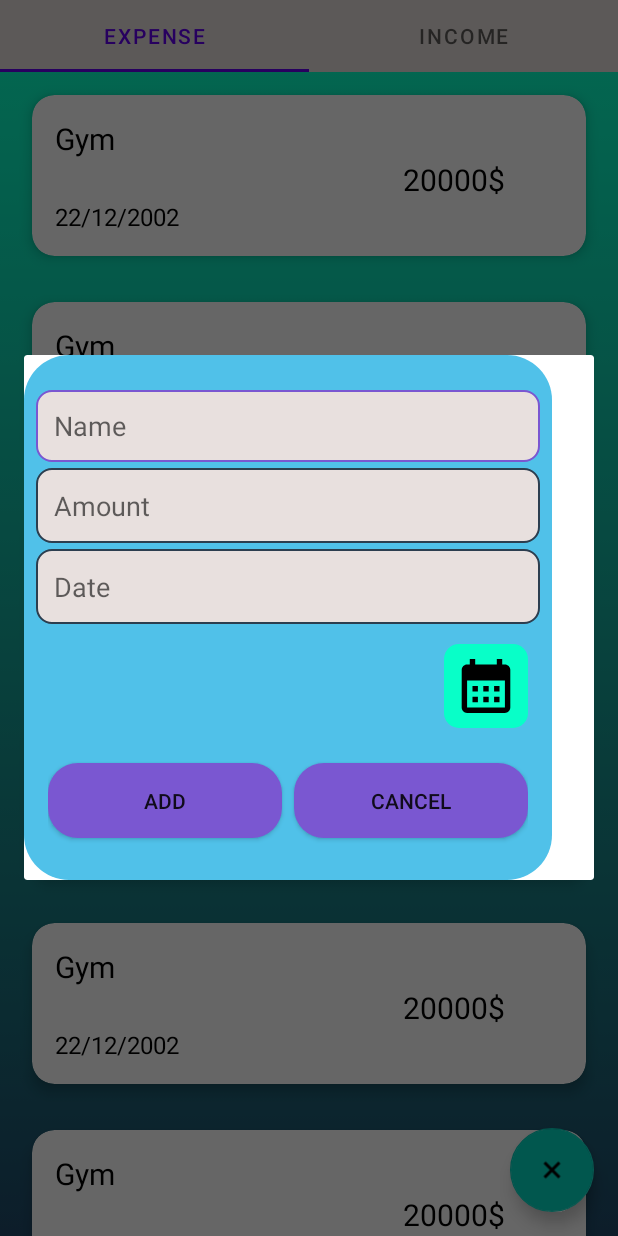
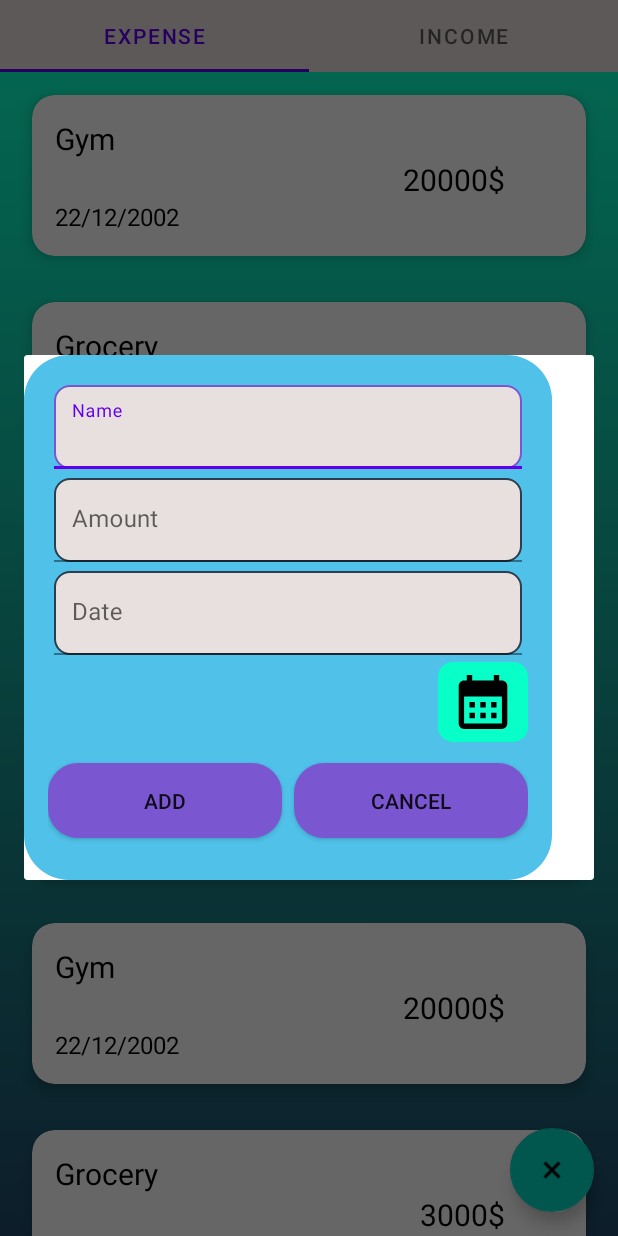
Before and after one commit to qTronor/My_money_moment, an Android app: the screen it shows after launch (MainActivity), after a tap on "AddNewExpFloatBtn", on a phone screen of 412 x 824 dp. Run offline under Robolectric (Android 15) with nearby library versions, the phone set to English and light mode, and no system bars; our stand-ins replace Room's generated code.

Commit message:
Starting with DB

```diff
--- a/app/build.gradle
+++ b/app/build.gradle
@@ -31,6 +31,7 @@ android {
     }
 }
 
+
 dependencies {
 
     implementation 'androidx.appcompat:appcompat:1.6.1'
@@ -41,4 +42,9 @@ dependencies {
     testImplementation 'junit:junit:4.13.2'
     androidTestImplementation 'androidx.test.ext:junit:1.1.5'
     androidTestImplementation 'androidx.test.espresso:espresso-core:3.5.1'
+
+    implementation "androidx.room:room-runtime:2.5.1"
+    annotationProcessor "androidx.room:room-compiler:2.5.1"
+    implementation "androidx.lifecycle:lifecycle-extensions:2.2.0"
+    annotationProcessor "androidx.lifecycle:lifecycle-compiler:2.6.1"
 }
--- a/app/src/main/java/com/example/my_mone_moment/data/Constants.java
+++ b/app/src/main/java/com/example/my_mone_moment/data/Constants.java
@@ -9,33 +9,29 @@ public class Constants {
         ArrayList<Operation> opList
                 = new ArrayList<Operation>();
         Operation op1 = new Operation("Gym",
-                "20000", "22/12/2002");
+                20000, "22/12/2002", true);
         opList.add(op1);
 
         Operation op2 = new Operation("Grocery",
-                "3000", "22/12/2002");
-        opList.add(op1);
+                3000, "22/12/2002", true);
+        opList.add(op2);
+
         Operation op3 = new Operation("Gym",
-                "20000", "22/12/2002");
-        opList.add(op1);
+                20000, "22/12/2002", true);
+        opList.add(op3);
 
         Operation op4 = new Operation("Grocery",
-                "3000", "22/12/2002");
-        opList.add(op1);
+                3000, "22/12/2002", true);
+        opList.add(op4);
 
         Operation op5 = new Operation("Gym",
-                "20000", "22/12/2002");
-        opList.add(op1);
+                20000, "22/12/2002", true);
+        opList.add(op5);
 
         Operation op6 = new Operation("Grocery",
-                "3000", "22/12/2002");
+                3000, "22/12/2002", true);
+        opList.add(op6);
 
-        Operation op7 = new Operation("Gym",
-                "20000", "22/12/2002");
-        opList.add(op1);
-
-        Operation op8 = new Operation("Grocery",
-                "3000", "22/12/2002");
 
         return opList;
     }
--- a/app/src/main/java/com/example/my_mone_moment/data/Operation.java
+++ b/app/src/main/java/com/example/my_mone_moment/data/Operation.java
@@ -1,36 +1,40 @@
 package com.example.my_mone_moment.data;
+
+import androidx.room.Entity;
+import androidx.room.PrimaryKey;
 
 import java.io.Serializable;
 
+@Entity(tableName = "operation_table")
 public class Operation implements Serializable {
+    @PrimaryKey(autoGenerate = true)
     private String name;
-    private String value;
+    private int value;
     private String date;
 
-    private int iconResource;
+    private boolean expense;
 
-    public Operation(String name, String value, String date) {
+
+
+    public Operation(String name, int value, String date, boolean expense) {
         this.name = name;
         this.value = value;
         this.date = date;
+        this.expense = expense;
     }
 
     public String getName() {
         return name;
     }
 
-    public String getValue() {
+    public int getValue() {
         return value;
     }
 
     public String getDate() {
         return date;
     }
-    public int getIconResource() {
-        return iconResource;
-    }
-
-    public void setValue(String value) {
+    public void setValue(int value) {
         this.value = value;
     }
 
@@ -41,7 +45,11 @@ public class Operation implements Serializable {
     public void setName(String name) {
         this.name = name;
     }
-    public void setIconResource(int iconResource) {
-        this.iconResource = iconResource;
+    public boolean isExpense() {
+        return expense;
+    }
+
+    public void setExpense(boolean expense) {
+        this.expense = expense;
     }
 }
--- a/app/src/main/java/com/example/my_mone_moment/fragments/Fragment1.java
+++ b/app/src/main/java/com/example/my_mone_moment/fragments/Fragment1.java
@@ -52,7 +52,7 @@ public class Fragment1 extends Fragment {
 
                     add_text = expense_dialog.findViewById(R.id.addBtn);
                     cancel_text = expense_dialog.findViewById(R.id.cancelBtn);
-                    date_text = expense_dialog.findViewById(R.id.date_text);
+                    date_text = expense_dialog.findViewById(R.id.dateInputEditText);
                     calendarBtn = expense_dialog.findViewById(R.id.calendarBtn);
 
                     add_text.setOnClickListener(view112 -> {
--- a/app/src/main/res/layout/dialog_add.xml
+++ b/app/src/main/res/layout/dialog_add.xml
@@ -1,63 +1,92 @@
 <?xml version="1.0" encoding="utf-8"?>
 <androidx.constraintlayout.widget.ConstraintLayout xmlns:android="http://schemas.android.com/apk/res/android"
     xmlns:app="http://schemas.android.com/apk/res-auto"
+    xmlns:tools="http://schemas.android.com/tools"
     android:layout_width="352dp"
     android:background="@drawable/dialog_round_add"
     android:backgroundTint="@color/light_blue"
     android:layout_height="350dp"
     android:padding="8dp">
 
+    <com.google.android.material.textfield.TextInputLayout
+    android:id="@+id/nameInputLayout"
+    android:layout_width="match_parent"
+    android:layout_height="wrap_content"
+    app:layout_constraintTop_toTopOf="parent"
+    android:layout_marginStart="12dp"
+    android:layout_marginEnd="12dp"
+    android:layout_marginTop="12dp"
+    android:hint="Name"
+    app:layout_constraintEnd_toStartOf="parent"
+    app:layout_constraintStart_toEndOf="parent"
+    app:endIconMode="clear_text">
 
-    <EditText
-        android:id="@+id/name"
+    <com.google.android.material.textfield.TextInputEditText
+        android:id="@+id/nameInputEditText"
         android:layout_width="match_parent"
-        android:layout_height="48dp"
-        android:layout_marginTop="15dp"
-        android:hint="@string/name"
+        android:layout_height="wrap_content"
         android:inputType="text"
         android:background="@drawable/custom_input"
         android:drawablePadding="12dp"
         android:paddingStart="12dp"
-        android:paddingEnd="12dp"
-        app:layout_constraintTop_toTopOf="parent"
-        android:ems="10"/>
+        android:paddingEnd="12dp"/>
 
+    </com.google.android.material.textfield.TextInputLayout>
 
-    <EditText
-        android:id="@+id/amount"
+    <com.google.android.material.textfield.TextInputLayout
+        android:id="@+id/amountInputLayout"
         android:layout_width="match_parent"
-        android:layout_height="50dp"
-        android:layout_marginTop="4dp"
-        android:fontFamily="sans-serif"
-        android:hint="@string/amount"
-        android:inputType="number"
-        android:drawablePadding="12dp"
-        android:ems="10"
-        android:paddingStart="12dp"
-        android:paddingEnd="12dp"
-        android:background="@drawable/custom_input"
-        app:layout_constraintTop_toBottomOf="@+id/name" />
+        android:layout_height="wrap_content"
+        android:layout_marginStart="12dp"
+        android:layout_marginEnd="12dp"
+        android:layout_marginTop="6dp"
+        android:hint="Amount"
+        app:layout_constraintTop_toBottomOf="@id/nameInputLayout"
+        app:layout_constraintEnd_toStartOf="parent"
+        app:layout_constraintStart_toEndOf="parent"
+        app:endIconMode="clear_text">
 
+        <com.google.android.material.textfield.TextInputEditText
+            android:id="@+id/amountInputEditText"
+            android:layout_width="match_parent"
+            android:layout_height="wrap_content"
+            android:inputType="number"
+            android:background="@drawable/custom_input"
+            android:drawablePadding="12dp"
+            android:paddingStart="12dp"
+            android:paddingEnd="12dp"/>
 
-    <EditText
-        android:id="@+id/date_text"
+    </com.google.android.material.textfield.TextInputLayout>
+
+    <com.google.android.material.textfield.TextInputLayout
+        android:id="@+id/dateInputLayout"
         android:layout_width="match_parent"
-        android:layout_height="50dp"
-        android:layout_marginTop="4dp"
-        android:background="@drawable/custom_input"
-        android:fontFamily="sans-serif"
-        android:hint="@string/date"
-        android:inputType="date|text"
-        android:ems="10"
-        android:drawablePadding="12dp"
-        android:paddingStart="12dp"
-        android:paddingEnd="12dp"
-        app:layout_constraintTop_toBottomOf="@+id/amount" />
+        android:layout_height="wrap_content"
+        android:layout_marginStart="12dp"
+        android:layout_marginEnd="12dp"
+        android:layout_marginTop="6dp"
+        android:hint="Date"
+        app:layout_constraintTop_toBottomOf="@id/amountInputLayout"
+        app:layout_constraintEnd_toStartOf="parent"
+        app:layout_constraintStart_toEndOf="parent"
+        app:endIconMode="clear_text">
+        <com.google.android.material.textfield.TextInputEditText
+            android:id="@+id/dateInputEditText"
+            android:layout_width="match_parent"
+            android:layout_height="wrap_content"
+            android:inputType="date|text"
+            android:background="@drawable/custom_input"
+            android:drawablePadding="12dp"
+            android:paddingStart="12dp"
+            android:paddingEnd="12dp"/>
+
+    </com.google.android.material.textfield.TextInputLayout>
+
 
     <ImageButton
         android:id="@+id/calendarBtn"
-        android:layout_width="56dp"
-        android:layout_height="56dp"
+        android:layout_width="60dp"
+        android:layout_height="53dp"
 
         android:layout_marginEnd="8dp"
         android:background="@drawable/round_style"
@@ -67,7 +96,7 @@
         android:src="@drawable/ic_calendar_foreground"
         app:layout_constraintBottom_toTopOf="@+id/relativeLayout"
         app:layout_constraintEnd_toEndOf="parent"
-        app:layout_constraintTop_toBottomOf="@+id/date_text" />
+        app:layout_constraintTop_toBottomOf="@+id/dateInputLayout" />
 
     <RelativeLayout
         android:id="@+id/relativeLayout"
@@ -96,5 +125,4 @@
             android:text="@string/add_btn" />
     </RelativeLayout>
 
-
 </androidx.constraintlayout.widget.ConstraintLayout>
```
Also changed, not shown: app/src/main/java/com/example/my_mone_moment/data/OpDao.java (added, +33 -0 lines), app/src/main/java/com/example/my_mone_moment/data/OperationsDB.java (added, +43 -0 lines), app/src/main/res/layout/calendar_view.xml (+8 -20 lines).
